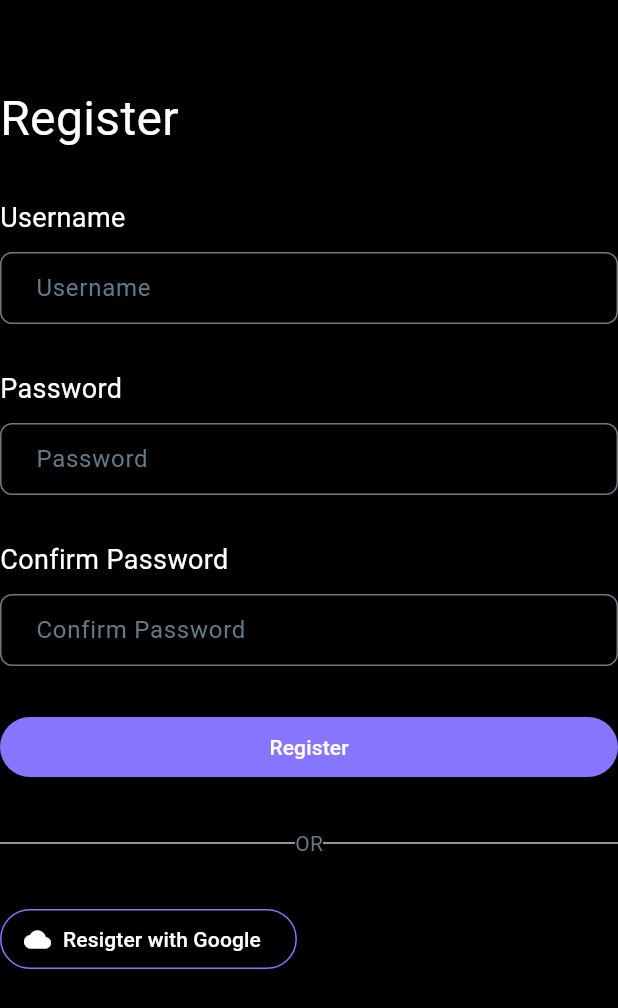
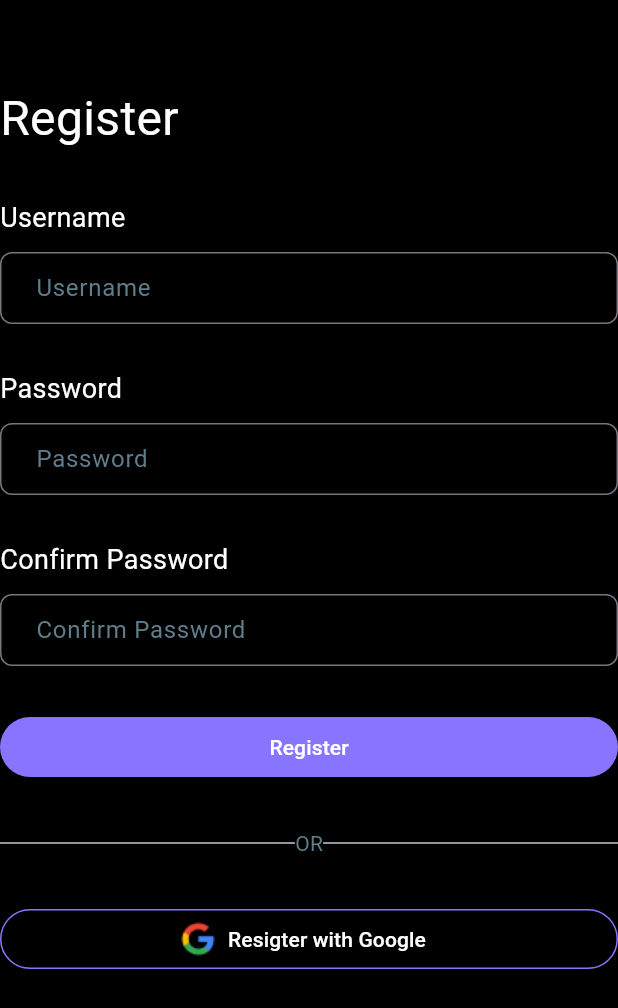
Before and after one commit to roychandu/to_do_list_provider, a Flutter app: the screen it shows after launch, on a phone screen of 412 x 824 dp. Shown: the top 1008 px of the screen. Run offline on Flutter 3.47's test engine with Material 3 defaults, Android fonts, the phone set to English and light mode, and no system bars; our stand-ins replace font_awesome_flutter, smooth_page_indicator.

Commit message:
add Regiter with google button

```diff
--- a/lib/common_widgets/Custom_button.dart
+++ b/lib/common_widgets/Custom_button.dart
@@ -1,4 +1,5 @@
 import 'package:flutter/material.dart';
+import 'package:font_awesome_flutter/font_awesome_flutter.dart';
 
 class CustomelevatedButton extends StatelessWidget {
   final String text;
@@ -58,7 +59,7 @@ class CustomOutlinedButton extends StatelessWidget {
     return OutlinedButton.icon(
       onPressed: onPressed,
       label: Text(text, style: TextStyle(color: Colors.white)),
-      icon: Icon(Icons.cloud, color: Colors.white),
+      icon: Image.asset('assets/google.png'),
       style: OutlinedButton.styleFrom(
         side: BorderSide(color: Color(0xff8875FF)),
       ),
--- a/lib/screens/login_screens/register_screen.dart
+++ b/lib/screens/login_screens/register_screen.dart
@@ -38,9 +38,12 @@ class _RegisterScreenState extends State<RegisterScreen> {
               child: CustomelevatedButton(text: 'Register', onPressed: () {}),
             ),
             DividerWithText(),
-            CustomOutlinedButton(
-              text: 'Resigter with Google',
-              onPressed: () {},
+            SizedBox(
+              width: double.infinity,
+              child: CustomOutlinedButton(
+                text: 'Resigter with Google',
+                onPressed: () {},
+              ),
             ),
           ],
         ),
```
Also changed, not shown: assets/google.png (added).
